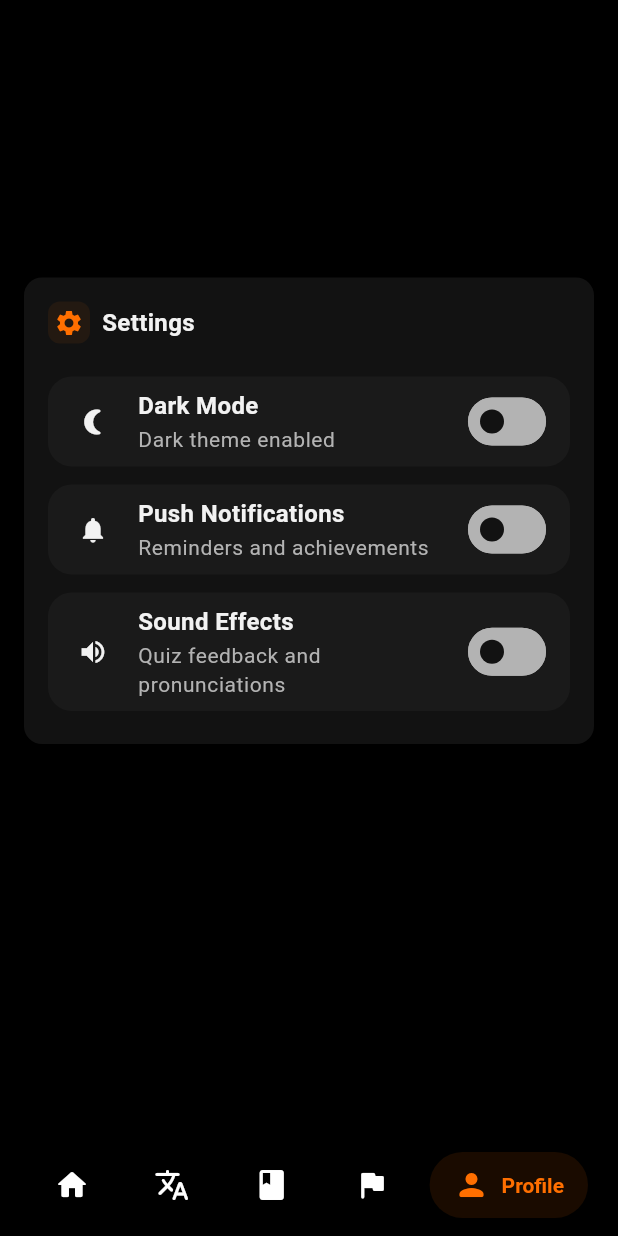
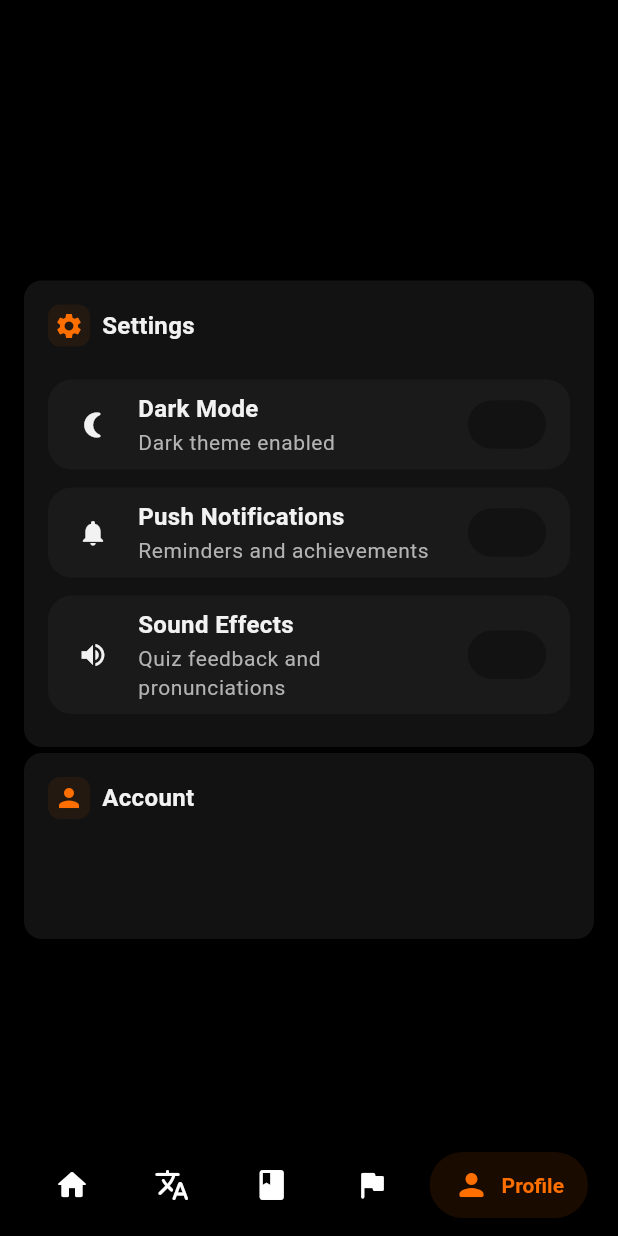
Before and after one commit to FouadCoder/Lingora, a Flutter app: the screen it shows after launch, item 5 of the bottom bar chosen, on a phone screen of 412 x 824 dp. Run offline on Flutter 3.47's test engine with Material 3 defaults, Android fonts, the phone set to English and light mode, and no system bars; drawn by our look-alikes of salomon_bottom_bar; our stand-ins replace another_flushbar, dio, easy_localization, flutter_bloc, flutter_vector_icons, go_router and 6 more; accounts and stored records are empty.

Commit message:
feat: add AppCard widget

```diff
--- a/assets/translations/en.json
+++ b/assets/translations/en.json
@@ -42,6 +42,9 @@
     "push_notifications": "Push Notifications",
     "push_notifications_description": "Reminders and achievements",
     "sound_effects": "Sound Effects",
-    "sound_effects_description": "Quiz feedback and pronunciations"
+    "sound_effects_description": "Quiz feedback and pronunciations",
+    "account": "Account",
+    "export_data": "Export my vocabulary list",
+    "Logout": "Log Out"
 
 }
--- a/lib/pages/profile.dart
+++ b/lib/pages/profile.dart
@@ -1,8 +1,9 @@
 import 'package:easy_localization/easy_localization.dart';
 import 'package:flutter/material.dart';
-import 'package:lingora/core/app_constants.dart';
 import 'package:lingora/pages/translate_screen/widgets/translate_header.dart';
+import 'package:lingora/widgets/app_card.dart';
 import 'package:lingora/widgets/app_container.dart';
+import 'package:lingora/widgets/custom_button.dart';
 import 'package:lingora/widgets/custom_swtich.dart';
 
 class ProfileScreen extends StatefulWidget {
@@ -36,11 +37,7 @@ class _ProfileScreenState extends State<ProfileScreen> {
               height: 150,
             ), // Todo delete this
             // Setting
-            Container(
-              padding: EdgeInsets.all(AppDimens.paddingM),
-              decoration: BoxDecoration(
-                  color: Theme.of(context).colorScheme.surface,
-                  borderRadius: BorderRadius.circular(AppDimens.radiusL)),
+            AppCard(
               child: Column(
                 children: [
                   TranslatHeader(icon: Icons.settings, title: "settings".tr()),
@@ -64,9 +61,23 @@ class _ProfileScreenState extends State<ProfileScreen> {
                       icon: Icons.volume_up),
                 ],
               ),
-            )
-
+            ),
             // Aaccount
+            AppCard(
+                child: Column(
+              children: [
+                TranslatHeader(icon: Icons.person, title: "account".tr()),
+                CustomButton(
+                    text: "",
+                    color: Colors.transparent,
+                    border: Border.all(
+                        color: Theme.of(context).colorScheme.outline, width: 2),
+                    function: () {},
+                    borderRadius: 8,
+                    textColor: Theme.of(context).textTheme.bodyMedium?.color ??
+                        Colors.black),
+              ],
+            ))
           ],
         ),
       )),
--- a/lib/theme/dark_theme.dart
+++ b/lib/theme/dark_theme.dart
@@ -18,7 +18,7 @@ ThemeData darkTheme = ThemeData(
     onPrimary: AppColors.bgLight,
     onSecondary: AppColors.text,
     onSurface: AppColors.bgLight,
-    outline: AppColors.textMuted,
+    outline: AppColors.bg,
     shadow: Colors.white24,
   ),
 
--- /dev/null
+++ b/lib/widgets/app_card.dart
@@ -0,0 +1,19 @@
+import 'package:flutter/material.dart';
+import 'package:lingora/core/app_constants.dart';
+
+class AppCard extends StatelessWidget {
+  final Widget child;
+  const AppCard({super.key, required this.child});
+
+  @override
+  Widget build(BuildContext context) {
+    return Container(
+      padding: EdgeInsets.all(AppDimens.paddingM),
+      margin: EdgeInsets.symmetric(vertical: 2),
+      decoration: BoxDecoration(
+          color: Theme.of(context).colorScheme.surface,
+          borderRadius: BorderRadius.circular(AppDimens.radiusL)),
+      child: child,
+    );
+  }
+}
--- a/lib/widgets/custom_button.dart
+++ b/lib/widgets/custom_button.dart
@@ -12,6 +12,7 @@ class CustomButton extends StatelessWidget {
   final Gradient? gradient;
   final Border? border;
   final bool isLoading;
+  final IconData? icon;
 
   const CustomButton({
     super.key,
@@ -21,10 +22,11 @@ class CustomButton extends StatelessWidget {
     required this.textColor,
     this.gradient,
     this.height,
-    this.borderRadius = 8,
+    this.borderRadius = 16,
     this.isLoading = false,
     this.border,
     this.width,
+    this.icon,
   });
 
   @override
```
Also changed, not shown: lib/pages/library_screen/widgets/library_card.dart (+7 -14 lines), lib/pages/translate_screen/widgets/translation_input.dart (+2 -6 lines).
